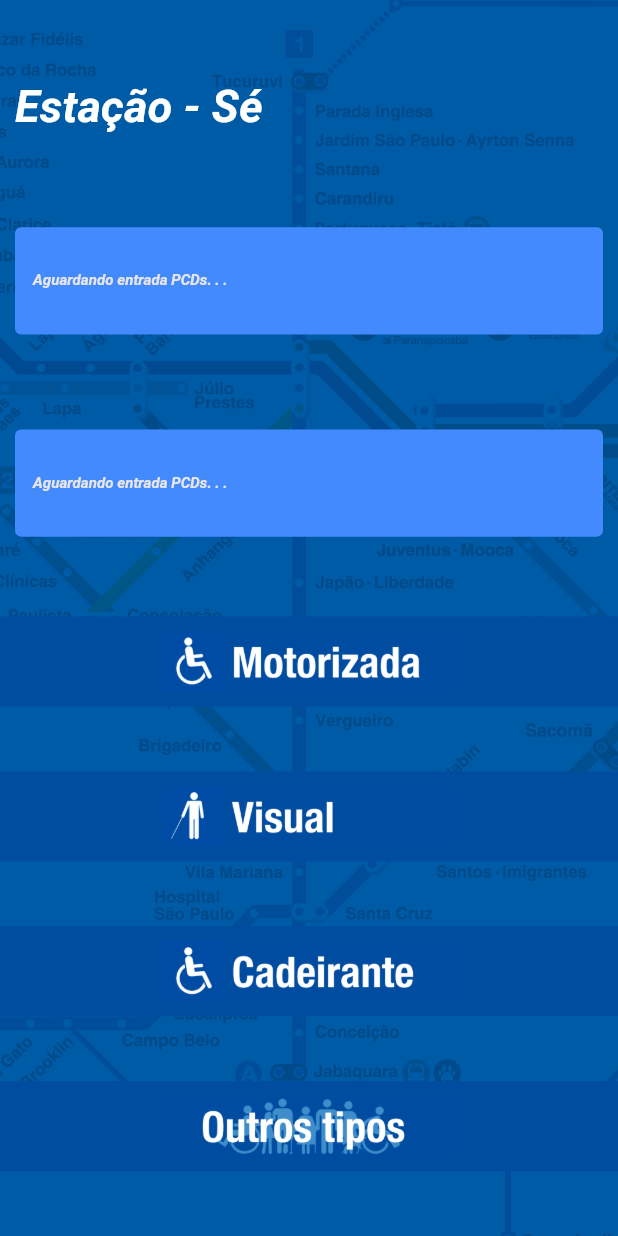
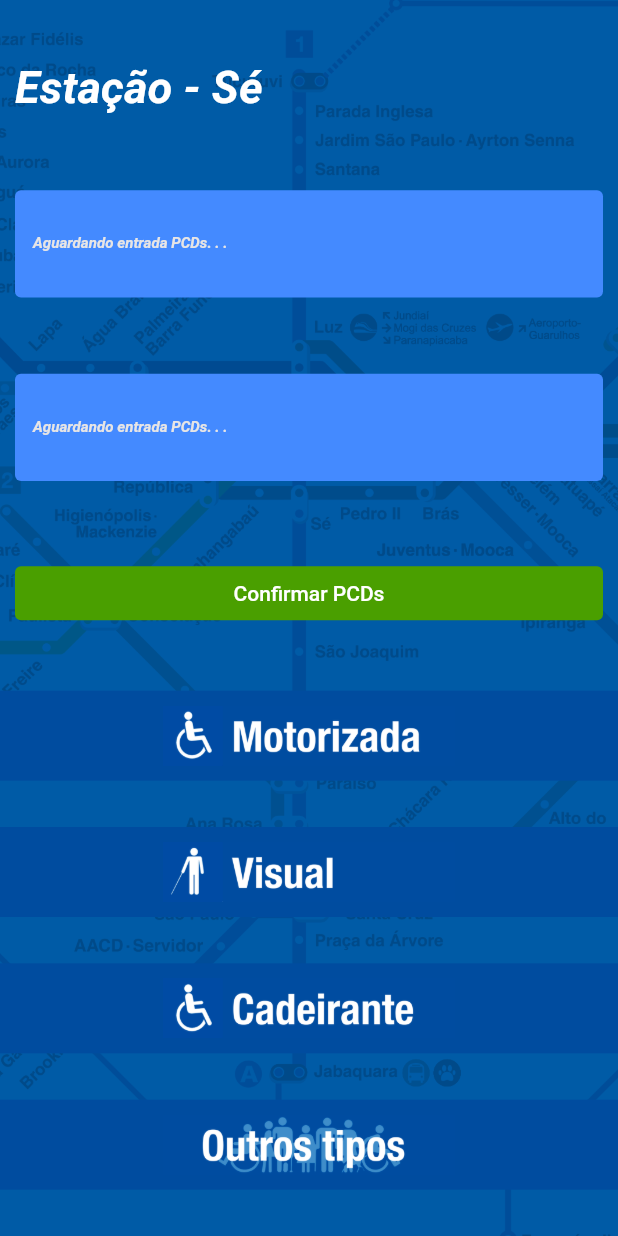
Before and after one commit to viniciusvaz82/pcdmetro, a Flutter app: the screen it shows after launch, on a phone screen of 412 x 824 dp. Run offline on Flutter 3.47's test engine with Material 2 defaults, Android fonts, the phone set to English and light mode, and no system bars.

Commit message:
botões feitos

```diff
--- a/lib/main.dart
+++ b/lib/main.dart
@@ -110,13 +110,27 @@ class _HomeState extends State<Home> {
                 ),
               ),
             ),
-            Container(
+            SizedBox(
+              //Box de Sentido2
+              width: 500,
+              child: Padding(
+                  padding: EdgeInsets.all(10),
+                  child: TextButton(
+                      onPressed: () {},
+                      child: Text("Confirmar PCDs",
+                          style: TextStyle(color: Colors.white)),
+                      style: ButtonStyle(
+                          backgroundColor: MaterialStateProperty.all(
+                              Color.fromARGB(255, 74, 159, 0))))),
+            ),
+            InkWell(
+              child: Container(
                 //Box Cadeirante Motorizada
                 width: 500,
                 height: 60,
                 //alignment: Alignment.topLeft,
-              decoration:
-                  const BoxDecoration(color: Color.fromRGBO(0, 76, 159, 1.000)),
+                decoration: const BoxDecoration(
+                    color: Color.fromRGBO(0, 76, 159, 1.000)),
                 child: const Padding(
                   padding: EdgeInsets.all(10),
                   child: Image(
@@ -129,13 +143,18 @@ class _HomeState extends State<Home> {
                   ),
                 ),
               ),
-            Container(
+              onTap: () {
+                print("teste motorizada");
+              },
+            ),
+            InkWell(
+              child: Container(
                 //Box Def Visual
                 width: 500,
                 height: 60,
                 //alignment: Alignment.topLeft,
-              decoration:
-                  const BoxDecoration(color: Color.fromRGBO(0, 76, 159, 1.000)),
+                decoration: const BoxDecoration(
+                    color: Color.fromRGBO(0, 76, 159, 1.000)),
                 child: const Padding(
                   padding: EdgeInsets.all(10),
                   child: Image(
@@ -148,13 +167,18 @@ class _HomeState extends State<Home> {
                   ),
                 ),
               ),
-            Container(
+              onTap: () {
+                print("teste visual");
+              },
+            ),
+            InkWell(
+              child: Container(
                 //Box Cadeirante
                 width: 500,
                 height: 60,
                 //alignment: Alignment.topLeft,
-              decoration:
-                  const BoxDecoration(color: Color.fromRGBO(0, 76, 159, 1.000)),
+                decoration: const BoxDecoration(
+                    color: Color.fromRGBO(0, 76, 159, 1.000)),
                 child: const Padding(
                   padding: EdgeInsets.all(10),
                   child: Image(
@@ -167,13 +191,18 @@ class _HomeState extends State<Home> {
                   ),
                 ),
               ),
-            Container(
+              onTap: () {
+                print("teste cadeirante");
+              },
+            ),
+            InkWell(
+              child: Container(
                 //Box Outros
                 width: 500,
                 height: 60,
                 //alignment: Alignment.topLeft,
-              decoration:
-                  const BoxDecoration(color: Color.fromRGBO(0, 76, 159, 1.000)),
+                decoration: const BoxDecoration(
+                    color: Color.fromRGBO(0, 76, 159, 1.000)),
                 child: const Padding(
                   padding: EdgeInsets.all(10),
                   child: Image(
@@ -186,6 +215,10 @@ class _HomeState extends State<Home> {
                   ),
                 ),
               ),
+              onTap: () {
+                print("teste outros tipos");
+              },
+            ),
           ],
         ),
       ),
```
Lines whose indentation alone changed are shown as unchanged.
